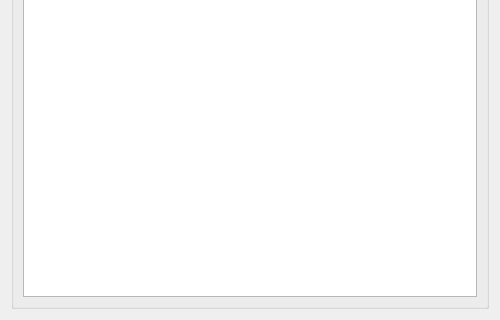
Above: launcher/ui/widgets/JavaSettingsWidget.ui from KomorebiLauncher/KomorebiLauncher before the change; both pictures show x 0 to 500 and y 680 to 1000 of the 500 by 1000 pixel window. Below: the same form after it.
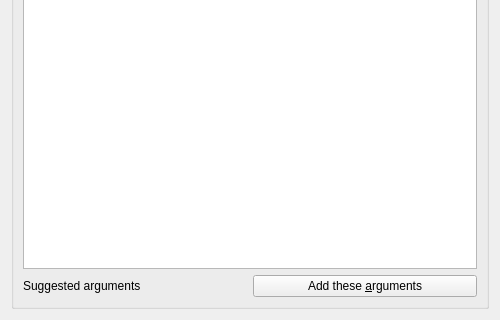
That is the form after the change.

Commit message:
Offer collector arguments with the heap
The flags are product options of HotSpot from Java 8 to Java 25, so none of them needs an experimental unlock and
the game starts on whatever runtime the player picked. Applying them also switches on this instance's own Java
arguments, because nothing typed into a group that is switched off is ever saved.

```diff
--- a/launcher/ui/widgets/JavaSettingsWidget.ui
+++ b/launcher/ui/widgets/JavaSettingsWidget.ui
@@ -431,6 +431,27 @@
       <item row="1" column="1">
        <widget class="QPlainTextEdit" name="jvmArgsTextBox"/>
       </item>
+      <item row="2" column="1">
+       <layout class="QHBoxLayout" name="horizontalLayout_8">
+        <item>
+         <widget class="QLabel" name="labelArgsSuggestion">
+          <property name="text">
+           <string>Suggested arguments</string>
+          </property>
+          <property name="wordWrap">
+           <bool>true</bool>
+          </property>
+         </widget>
+        </item>
+        <item>
+         <widget class="QPushButton" name="argsSuggestButton">
+          <property name="text">
+           <string>Add these &amp;arguments</string>
+          </property>
+         </widget>
+        </item>
+       </layout>
+      </item>
      </layout>
     </widget>
    </item>
```
The commit also changes 4 other files.
